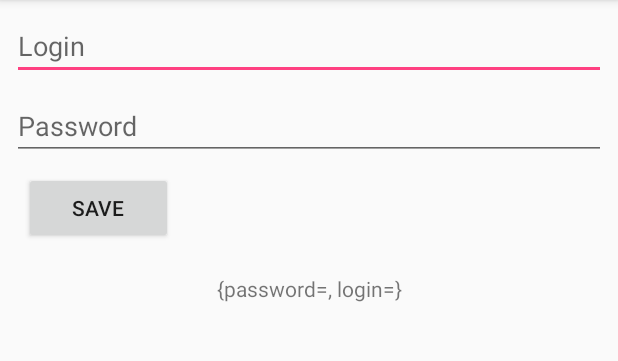
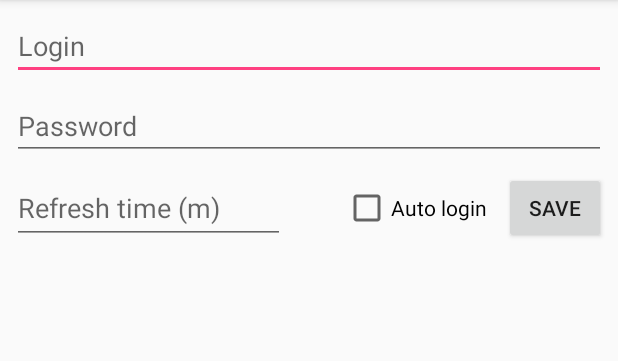
Before and after one commit to SerhiiTsybulskyi/xGameClient, an Android app: the screen it shows after launch (MainActivity), after a tap on "Account", on a phone screen of 412 x 824 dp, the part 84-445 px from its top. Run offline under Robolectric (Android 15) with nearby library versions, the phone set to English and light mode, and no system bars; our stand-ins replace Firebase (no records; nobody signed in at launch, a user with empty details on screens opened directly); 1 other tap on this screen came first.

Commit message:
connect firebase and update account page

```diff
--- a/app/build.gradle
+++ b/app/build.gradle
@@ -1,4 +1,5 @@
 apply plugin: 'com.android.application'
+apply plugin: 'com.google.gms.google-services'
 
 android {
     compileSdkVersion 27
@@ -29,4 +30,7 @@ dependencies {
     androidTestImplementation 'com.android.support.test.espresso:espresso-core:3.0.2'
     implementation 'com.android.support:mediarouter-v7:27.1.1'
     implementation 'com.android.support:cardview-v7:27.1.1'
+//    implementation 'com.google.firebase:firebase-core:15.0.2'
+//    implementation 'com.google.firebase:firebase-database:15.0.1'
+    implementation 'com.google.firebase:firebase-database:11.4.2'
 }
--- a/app/src/main/AndroidManifest.xml
+++ b/app/src/main/AndroidManifest.xml
@@ -4,6 +4,7 @@
 
     <uses-permission android:name="android.permission.ACCESS_NETWORK_STATE" />
     <uses-permission android:name="android.permission.INTERNET" />
+    <uses-permission android:name="android.permission.READ_PHONE_STATE" />
     <uses-permission android:name="android.permission.SYSTEM_ALERT_WINDOW" />
     <uses-permission android:name="android.permission.VIBRATE" />
 
--- a/app/src/main/java/c4r0n0s/xgameclient/MainActivity.java
+++ b/app/src/main/java/c4r0n0s/xgameclient/MainActivity.java
@@ -1,13 +1,14 @@
 package c4r0n0s.xgameclient;
 
+import android.annotation.SuppressLint;
 import android.content.BroadcastReceiver;
 import android.content.Context;
 import android.content.Intent;
 import android.content.IntentFilter;
 import android.os.Bundle;
+import android.provider.Settings;
 import android.support.annotation.NonNull;
 import android.support.design.widget.FloatingActionButton;
-import android.support.design.widget.Snackbar;
 import android.support.v4.app.Fragment;
 import android.support.v4.app.FragmentManager;
 import android.util.Log;
@@ -22,13 +23,21 @@ import android.view.Menu;
 import android.view.MenuItem;
 import android.widget.Toast;
 
+import com.google.firebase.FirebaseApp;
+import com.google.firebase.database.DatabaseReference;
+import com.google.firebase.database.FirebaseDatabase;
+
+import c4r0n0s.xgameclient.entities.AccountEntity;
 import c4r0n0s.xgameclient.fragments.AccountFragment;
 import c4r0n0s.xgameclient.fragments.StatusFragment;
 import c4r0n0s.xgameclient.fragments.WebViewFragment;
+import c4r0n0s.xgameclient.services.AccountManagerService;
 import c4r0n0s.xgameclient.utils.DetectConnection;
 
 public class MainActivity extends AppCompatActivity
         implements NavigationView.OnNavigationItemSelectedListener {
+    private DatabaseReference mDatabase;
+    private static String androidId;
     private IntentFilter mIntentFilter = new IntentFilter();
     private BroadcastReceiver mReceiver = new BroadcastReceiver() {
         @Override
@@ -45,19 +54,22 @@ public class MainActivity extends AppCompatActivity
         registerReceiver(mReceiver, mIntentFilter);
     }
 
+    @SuppressLint("HardwareIds")
     @Override
     protected void onCreate(Bundle savedInstanceState) {
         super.onCreate(savedInstanceState);
+        FirebaseApp.initializeApp(this);
         this.checkInternetConnection();
-
+        androidId = Settings.Secure.getString(this.getContentResolver(), Settings.Secure.ANDROID_ID);
         setContentView(R.layout.activity_main);
         Toolbar toolbar = findViewById(R.id.toolbar);
         setSupportActionBar(toolbar);
         loadDefaultPageFragment();
 
+        AccountManagerService.loadAccount(this);
+
         mIntentFilter.addAction("c4r0n0s.MY_ACTION");
         registerReceiver(mReceiver, mIntentFilter);
-
 
         // TODO make send request btn
         FloatingActionButton fab = findViewById(R.id.fab);
@@ -133,7 +145,7 @@ public class MainActivity extends AppCompatActivity
     private void checkInternetConnection() {
         if (!DetectConnection.isInternetConnectionAvailable(this)) {
             String text = "No Internet connection, Please fix it";
-            Toast.makeText(this, text, Toast.LENGTH_SHORT).show();
+            Toast.makeText(this, text, Toast.LENGTH_LONG).show();
         }
     }
 
@@ -143,4 +155,8 @@ public class MainActivity extends AppCompatActivity
                 .replace(R.id.mainContainer, WebViewFragment.newInstance())
                 .commit();
     }
+
+    public static String getAndroidId() {
+        return androidId;
+    }
 }
--- a/app/src/main/java/c4r0n0s/xgameclient/fragments/AccountFragment.java
+++ b/app/src/main/java/c4r0n0s/xgameclient/fragments/AccountFragment.java
@@ -1,24 +1,27 @@
 package c4r0n0s.xgameclient.fragments;
 
-import android.content.SharedPreferences;
 import android.net.Uri;
 import android.os.Bundle;
 import android.support.annotation.NonNull;
 import android.support.v4.app.Fragment;
+import android.util.Log;
 import android.view.LayoutInflater;
 import android.view.View;
 import android.view.ViewGroup;
+import android.widget.CheckBox;
 import android.widget.EditText;
 import android.widget.TextView;
 import android.widget.Toast;
 
-import java.util.HashMap;
-import java.util.Map;
-import java.util.Objects;
+import com.google.firebase.database.DataSnapshot;
+import com.google.firebase.database.DatabaseError;
+import com.google.firebase.database.DatabaseReference;
+import com.google.firebase.database.FirebaseDatabase;
+import com.google.firebase.database.ValueEventListener;
 
+import c4r0n0s.xgameclient.MainActivity;
 import c4r0n0s.xgameclient.R;
-
-import static android.content.Context.MODE_PRIVATE;
+import c4r0n0s.xgameclient.entities.AccountEntity;
 
 /**
  * A simple {@link Fragment} subclass.
@@ -29,8 +32,9 @@ import static android.content.Context.MODE_PRIVATE;
  * create an instance of this fragment.
  */
 public class AccountFragment extends Fragment {
+    private static String TAG = AccountFragment.class.getName();
     private OnFragmentInteractionListener mListener;
-    SharedPreferences sPref;
+    private DatabaseReference mDatabase;
 
     public AccountFragment() {
         // Required empty public constructor
@@ -49,6 +53,7 @@ public class AccountFragment extends Fragment {
 
     @Override
     public void onCreate(Bundle savedInstanceState) {
+        mDatabase = FirebaseDatabase.getInstance().getReference("accounts");
         super.onCreate(savedInstanceState);
     }
 
@@ -56,7 +61,6 @@ public class AccountFragment extends Fragment {
     public View onCreateView(@NonNull LayoutInflater inflater, ViewGroup container,
                              Bundle savedInstanceState) {
         // Inflate the layout for this fragment
-
         final View inflate = inflater.inflate(R.layout.fragment_account, container, false);
         this.displayCurrentAccountInfo(inflate);
         inflate.findViewById(R.id.buttonSave).setOnClickListener(new View.OnClickListener() {
@@ -100,29 +104,37 @@ public class AccountFragment extends Fragment {
     private void saveAccountInfo(View view) {
         EditText loginText = view.findViewById(R.id.loginText);
         EditText passwordText = view.findViewById(R.id.passwordText);
+        CheckBox autoLogin = view.findViewById(R.id.checkBoxAutoLogin);
+        EditText refreshTime = view.findViewById(R.id.refreshTimeText);
 
-        sPref = Objects.requireNonNull(this.getActivity()).getPreferences(MODE_PRIVATE);
-        SharedPreferences.Editor sEditor = sPref.edit();
-        sEditor.putString("login", loginText.getText().toString());
-        sEditor.putString("password", passwordText.getText().toString());
+        String androidId = MainActivity.getAndroidId();
+        AccountEntity accountEntity = new AccountEntity(
+                androidId,
+                loginText.getText().toString(),
+                passwordText.getText().toString(),
+                Integer.parseInt(refreshTime.getText().toString()) * 60000, // Convert min to ms
+                autoLogin.isChecked()
+        );
+        mDatabase.child(androidId).setValue(accountEntity);
 
-        sEditor.commit();
-        Toast.makeText(this.getContext(), "Data saved", Toast.LENGTH_SHORT).show();
-        this.displayCurrentAccountInfo(view);
+        Toast.makeText(this.getContext(), "Data was saved", Toast.LENGTH_SHORT).show();
     }
 
-    private Map<String, String> loadCurrentAccountData() {
-        sPref = Objects.requireNonNull(this.getActivity()).getPreferences(MODE_PRIVATE);
-        Map<String, String> accountInfo = new HashMap<>();
-        accountInfo.put("login", sPref.getString("login", ""));
-        accountInfo.put("password", sPref.getString("password", ""));
+    private void displayCurrentAccountInfo(final View view) {
+        mDatabase.child(MainActivity.getAndroidId()).addValueEventListener(new ValueEventListener() {
+            @Override
+            public void onDataChange(DataSnapshot dataSnapshot) {
+                AccountEntity account = dataSnapshot.getValue(AccountEntity.class);
+                if (account != null) {
+                    TextView accountTextInfoUI = view.findViewById(R.id.accountInfoText);
+                    accountTextInfoUI.setText(account.toString());
+                }
+            }
 
-        return accountInfo;
-    }
-
-    private void displayCurrentAccountInfo(View view) {
-        Map<String, String> accountInfo = this.loadCurrentAccountData();
-        TextView accountTextInfoUI = view.findViewById(R.id.accountInfoText);
-        accountTextInfoUI.setText(accountInfo.toString());
+            @Override
+            public void onCancelled(DatabaseError databaseError) {
+                Log.w(TAG, "Failed to read value.", databaseError.toException());
+            }
+        });
     }
 }
--- /dev/null
+++ b/app/src/main/java/c4r0n0s/xgameclient/services/AccountManagerService.java
@@ -0,0 +1,44 @@
+package c4r0n0s.xgameclient.services;
+
+import android.content.Context;
+import android.util.Log;
+
+import com.google.firebase.database.DataSnapshot;
+import com.google.firebase.database.DatabaseError;
+import com.google.firebase.database.DatabaseReference;
+import com.google.firebase.database.FirebaseDatabase;
+import com.google.firebase.database.ValueEventListener;
+
+import c4r0n0s.xgameclient.MainActivity;
+import c4r0n0s.xgameclient.entities.AccountEntity;
+
+public class AccountManagerService {
+    private static String LOG_TAG = AccountManagerService.class.getName();
+    private static final AccountManagerService ourInstance = new AccountManagerService();
+    private static AccountEntity accountSettings;
+
+    private AccountManagerService() {}
+
+    public static AccountManagerService getInstance() {
+        return ourInstance;
+    }
+
+    public static void loadAccount(Context context) {
+        DatabaseReference mDatabase = FirebaseDatabase.getInstance().getReference("accounts");
+        mDatabase.child(MainActivity.getAndroidId()).addValueEventListener(new ValueEventListener() {
+            @Override
+            public void onDataChange(DataSnapshot dataSnapshot) {
+                accountSettings = dataSnapshot.getValue(AccountEntity.class);
+            }
+
+            @Override
+            public void onCancelled(DatabaseError databaseError) {
+                Log.w(LOG_TAG, "Failed to read value.", databaseError.toException());
+            }
+        });
+    }
+
+    public static AccountEntity getAccountSettings() {
+        return accountSettings;
+    }
+}
--- a/app/src/main/java/c4r0n0s/xgameclient/utils/ServiceTools.java
+++ b/app/src/main/java/c4r0n0s/xgameclient/utils/ServiceTools.java
@@ -4,13 +4,12 @@ import android.app.ActivityManager;
 import android.content.Context;
 
 import java.util.List;
+import java.util.Objects;
 
 public class ServiceTools {
-    private static String LOG_TAG = ServiceTools.class.getName();
-
     public static boolean isServiceRunning(Context context, Class<?> serviceClass){
         final ActivityManager activityManager = (ActivityManager) context.getSystemService(Context.ACTIVITY_SERVICE);
-        final List<ActivityManager.RunningServiceInfo> services = activityManager.getRunningServices(Integer.MAX_VALUE);
+        final List<ActivityManager.RunningServiceInfo> services = Objects.requireNonNull(activityManager).getRunningServices(Integer.MAX_VALUE);
 
         for (ActivityManager.RunningServiceInfo runningServiceInfo : services) {
             if (runningServiceInfo.service.getClassName().equals(serviceClass.getName())){
--- a/app/src/main/res/layout/fragment_account.xml
+++ b/app/src/main/res/layout/fragment_account.xml
@@ -42,12 +42,12 @@
 
         <Button
             android:id="@+id/buttonSave"
-            android:layout_width="99dp"
+            android:layout_width="68dp"
             android:layout_height="wrap_content"
-            android:layout_marginStart="16dp"
+            android:layout_marginEnd="8dp"
             android:layout_marginTop="8dp"
             android:text="@string/account_info_save"
-            app:layout_constraintStart_toStartOf="parent"
+            app:layout_constraintEnd_toEndOf="parent"
             app:layout_constraintTop_toBottomOf="@+id/passwordText" />
 
         <TextView
@@ -55,9 +55,33 @@
             android:layout_width="wrap_content"
             android:layout_height="wrap_content"
             android:layout_marginTop="20dp"
-            app:layout_constraintEnd_toEndOf="parent"
             app:layout_constraintStart_toStartOf="parent"
             app:layout_constraintTop_toBottomOf="@+id/buttonSave" />
+
+        <CheckBox
+            android:id="@+id/checkBoxAutoLogin"
+            android:layout_width="99dp"
+            android:layout_height="48dp"
+            android:layout_marginEnd="8dp"
+            android:layout_marginTop="8dp"
+            android:text="@string/account_info_auto_login"
+            app:layout_constraintEnd_toStartOf="@+id/buttonSave"
+            app:layout_constraintTop_toBottomOf="@+id/passwordText" />
+
+        <EditText
+            android:id="@+id/refreshTimeText"
+            android:layout_width="182dp"
+            android:layout_height="48dp"
+            android:layout_marginEnd="8dp"
+            android:layout_marginStart="8dp"
+            android:layout_marginTop="8dp"
+            android:ems="10"
+            android:hint="@string/account_info_refresh_time"
+            android:inputType="numberSigned"
+            app:layout_constraintEnd_toStartOf="@+id/checkBoxAutoLogin"
+            app:layout_constraintHorizontal_bias="0.0"
+            app:layout_constraintStart_toStartOf="parent"
+            app:layout_constraintTop_toBottomOf="@+id/passwordText" />
 
     </android.support.constraint.ConstraintLayout>
 
--- a/app/src/main/res/layout/fragment_status.xml
+++ b/app/src/main/res/layout/fragment_status.xml
@@ -34,7 +34,7 @@
 
         <TextView
             android:id="@+id/statusTextView"
-            android:layout_width="372dp"
+            android:layout_width="356dp"
             android:layout_height="30dp"
             android:layout_marginEnd="8dp"
             android:layout_marginStart="8dp"
--- a/app/src/main/res/values/strings.xml
+++ b/app/src/main/res/values/strings.xml
@@ -17,6 +17,8 @@
     <string name="account_info_label">Account info</string>
     <string name="account_info_login">Login</string>
     <string name="account_info_password">Password</string>
+    <string name="account_info_refresh_time">Refresh time (m)</string>
+    <string name="account_info_auto_login">Auto login</string>
     <string name="account_info_save">Save</string>
 
     <!-- TODO: Remove or change this placeholder text -->
--- a/build.gradle
+++ b/build.gradle
@@ -7,7 +7,8 @@ buildscript {
         jcenter()
     }
     dependencies {
-        classpath 'com.android.tools.build:gradle:3.1.1'
+        classpath 'com.android.tools.build:gradle:3.1.2'
+        classpath 'com.google.gms:google-services:3.3.0'
 
 
         // NOTE: Do not place your application dependencies here; they belong
```
Also changed, not shown: app/src/main/java/c4r0n0s/xgameclient/entities/AccountEntity.java (added, +32 -0 lines), app/src/main/java/c4r0n0s/xgameclient/services/TaskManagerService.java (+10 -2 lines), app/src/main/java/c4r0n0s/xgameclient/services/WebViewService.java (+13 -2 lines), 1 other file.
